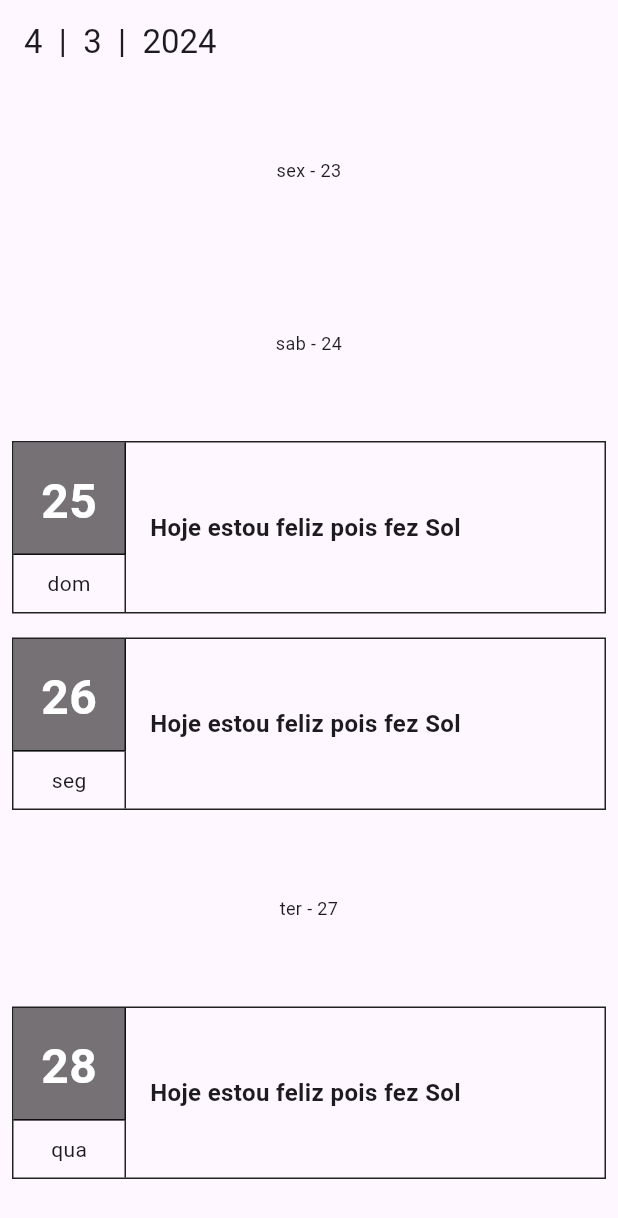
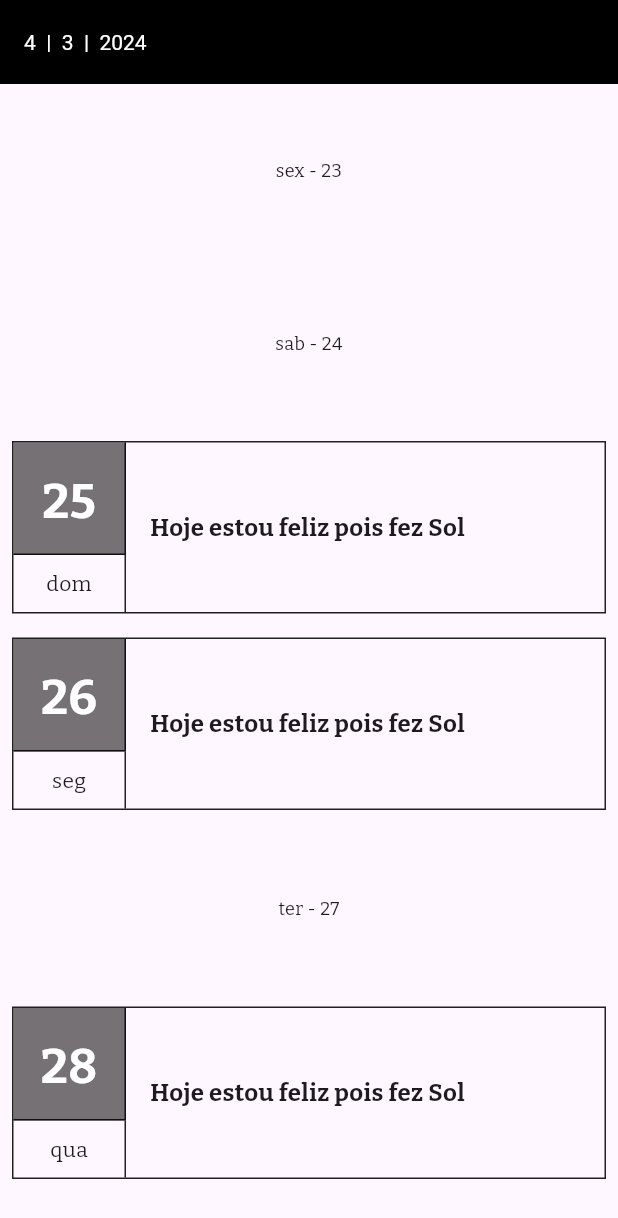
Before and after one commit to mateusrpereira/flutter-webapi, a Flutter app: the screen it shows after launch, on a phone screen of 412 x 824 dp. Shown: the top 1218 px of the screen. Run offline on Flutter 3.47's test engine with Material 3 defaults, Android fonts, the phone set to English and light mode, and no system bars; our stand-ins replace google_fonts.

Commit message:
alteração do tema padrão e fontes

```diff
--- a/lib/main.dart
+++ b/lib/main.dart
@@ -1,4 +1,5 @@
 import 'package:flutter/material.dart';
+import 'package:google_fonts/google_fonts.dart';
 import 'screens/home_screen/home_screen.dart';
 
 void main() {
@@ -12,6 +13,16 @@ class MyApp extends StatelessWidget {
     return MaterialApp(
       title: 'Simple Journal',
       debugShowCheckedModeBanner: false,
+      theme: ThemeData(
+        primarySwatch: Colors.grey,
+        appBarTheme: AppBarTheme(
+          backgroundColor: Colors.black,
+          titleTextStyle: TextStyle(
+            color: Colors.white,
+          )
+        ),
+          textTheme: GoogleFonts.bitterTextTheme()
+      ),
       darkTheme: ThemeData.dark(),
       themeMode: ThemeMode.light,
       initialRoute: "home",
--- a/pubspec.yaml
+++ b/pubspec.yaml
@@ -14,6 +14,7 @@ dependencies:
 
   cupertino_icons: ^1.0.2
   uuid: ^3.0.6
+  google_fonts: ^4.0.0
 
 dev_dependencies:
   flutter_test:
```
Also changed, not shown: lib/models/journal.dart (line endings or trailing spaces), pubspec.lock, 1 other file.
